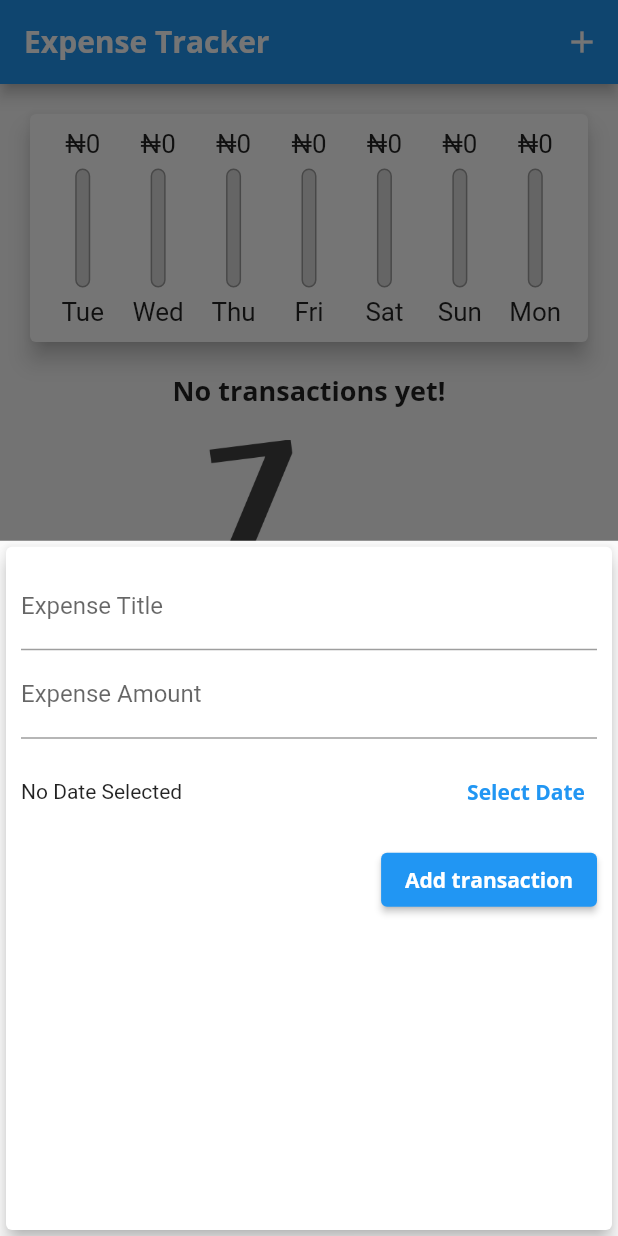
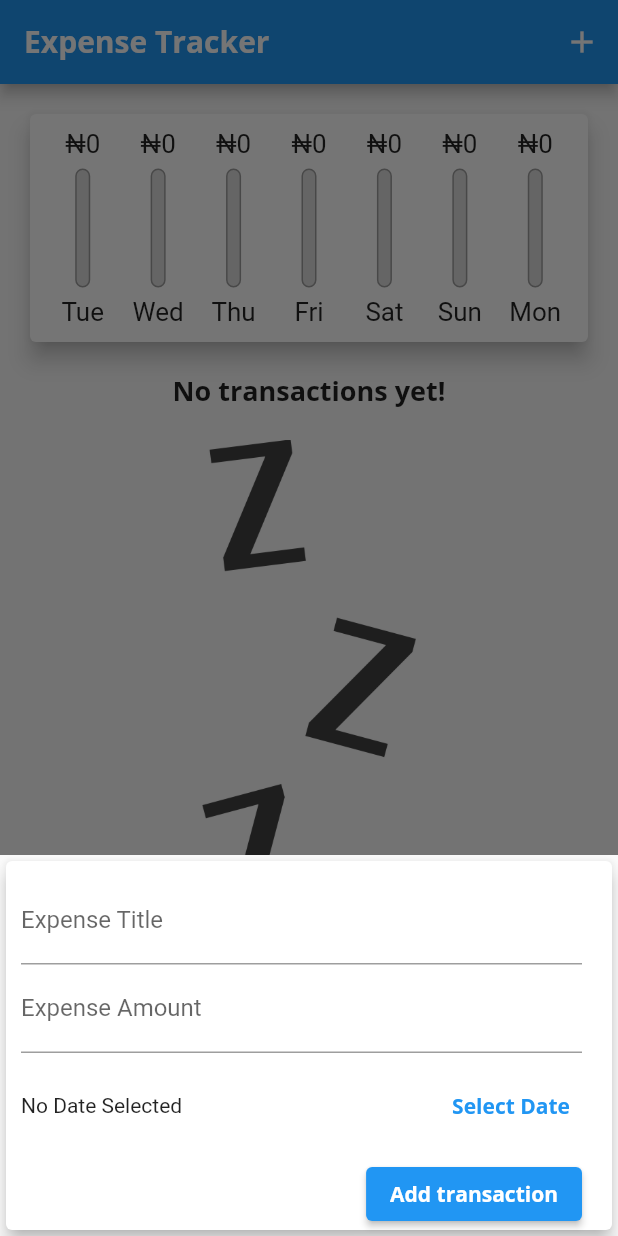
Before and after one commit to nonsocchi/Expense-Tracker-v1, a Flutter app: the screen it shows after launch, after a tap on the "add" icon, on a phone screen of 412 x 824 dp. Run offline on Flutter 3.47's test engine with Material 2 defaults, Android fonts, the phone set to English and light mode, and no system bars.

Commit message:
New transaction scroll view UI improvements

```diff
--- a/lib/main.dart
+++ b/lib/main.dart
@@ -70,6 +70,7 @@ class _MyHomePageState extends State<MyHomePage> {
 
   void _startAddNewTransaction(BuildContext ctx) {
     showModalBottomSheet(
+      isScrollControlled: true,
       context: ctx,
       builder: (_) {
         return NewTransaction(_addNewTransaction);
--- a/lib/widgets/new_transaction.dart
+++ b/lib/widgets/new_transaction.dart
@@ -54,9 +54,15 @@ class _NewTransactionState extends State<NewTransaction> {
   Widget build(BuildContext context) {
     return Card(
       elevation: 5.0,
+      child: SingleChildScrollView(
         child: Container(
-        padding: const EdgeInsets.all(10.0),
+          padding: EdgeInsets.only(
+              left: 10.0,
+              right: 20.0,
+              top: 10.0,
+              bottom: MediaQuery.of(context).viewInsets.bottom),
           child: Column(
+            mainAxisSize: MainAxisSize.min,
             crossAxisAlignment: CrossAxisAlignment.end,
             children: [
               TextField(
@@ -97,6 +103,7 @@ class _NewTransactionState extends State<NewTransaction> {
             ],
           ),
         ),
+      ),
     );
   }
 }
```
Lines whose indentation alone changed are shown as unchanged.
